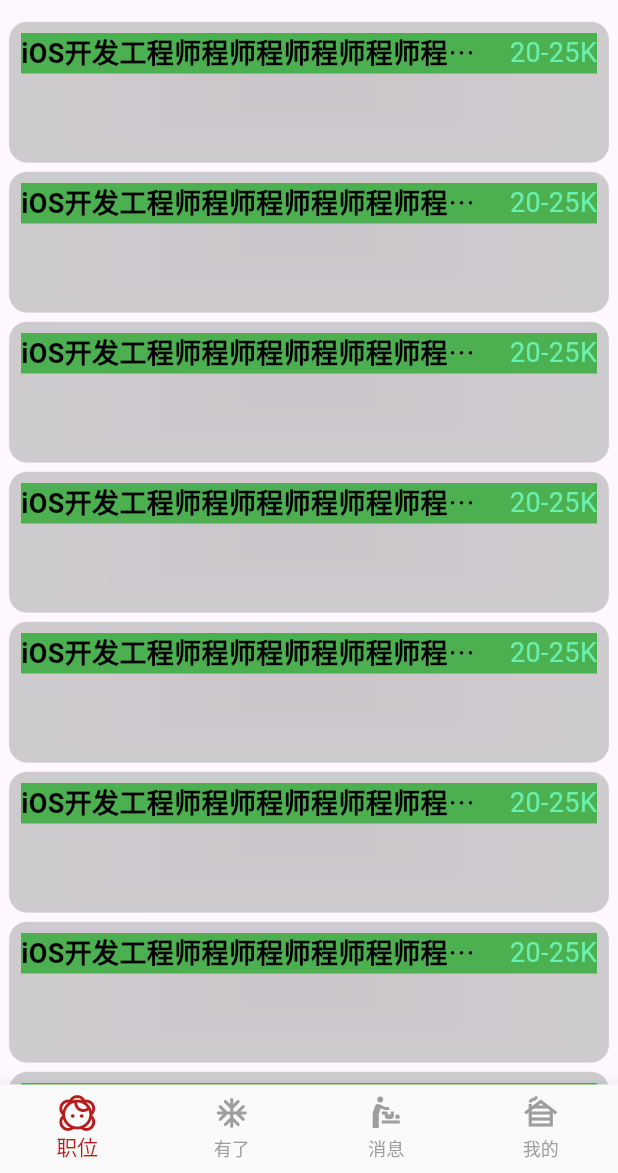
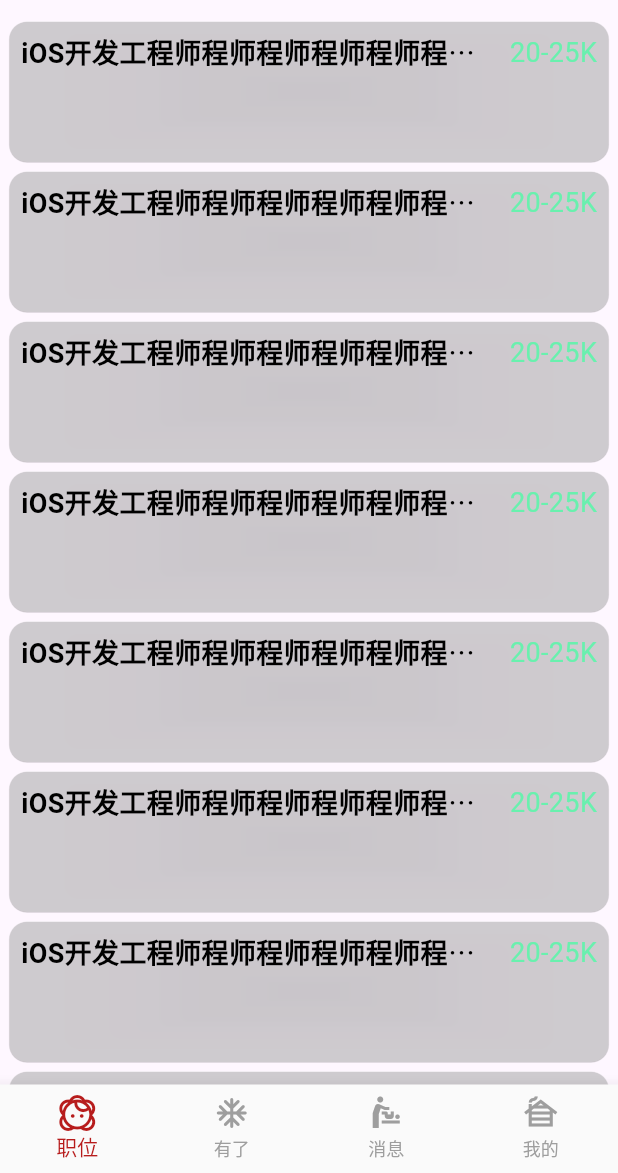
Before and after one commit to BHLinuxKernelSIG/BossZP_Flutter, a Flutter app: the screen it shows after launch, on a phone screen of 412 x 824 dp, the part 63-1236 px from its top. Run offline on Flutter 3.47's test engine with Material 2 defaults, Android fonts, the phone set to English and light mode, and no system bars.

Commit message:
Update posotion_list_widget.dart

```diff
--- a/lib/ui/posotion_list_widget.dart
+++ b/lib/ui/posotion_list_widget.dart
@@ -18,9 +18,7 @@ class PositionListWidget extends StatelessWidget {
                 padding: EdgeInsets.all(8.0),
                 child: Column(
                   children: [
-                    Container(
-                      color: Colors.green,
-                      child: Row(
+                    Row(
                       children: [
                         Expanded(
                           child: Text(
@@ -42,7 +40,6 @@ class PositionListWidget extends StatelessWidget {
                               color: Colors.greenAccent),
                         )
                       ],
-                      ),
                     )
                   ],
                 ),
```
Lines whose indentation alone changed are shown as unchanged.
